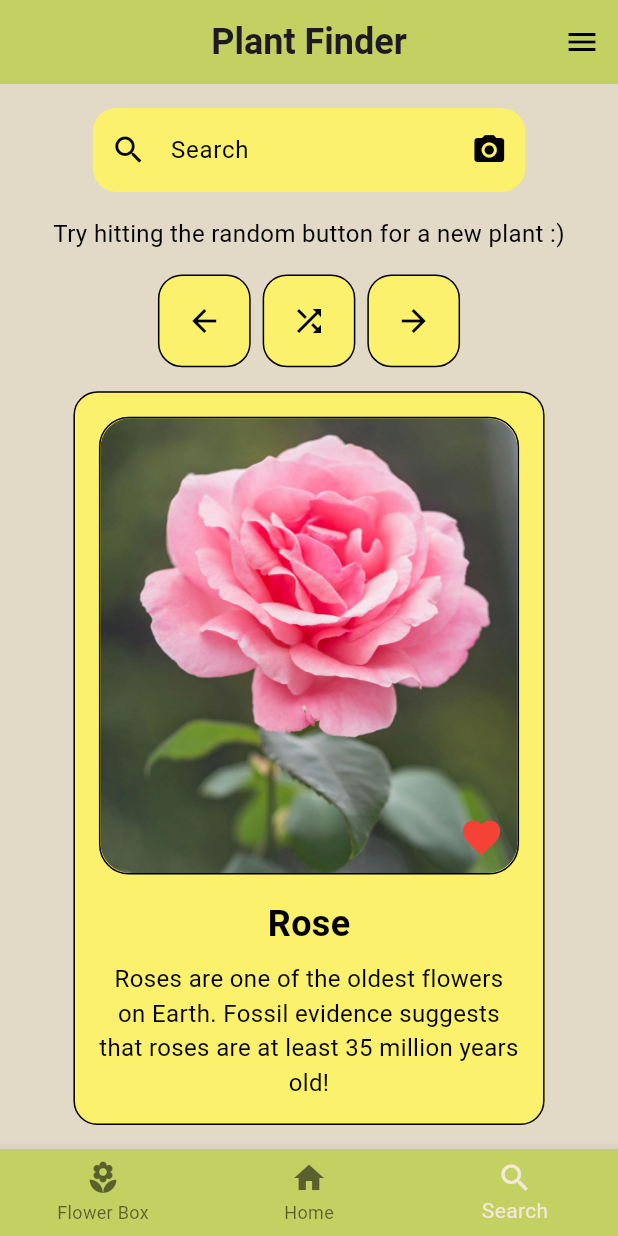
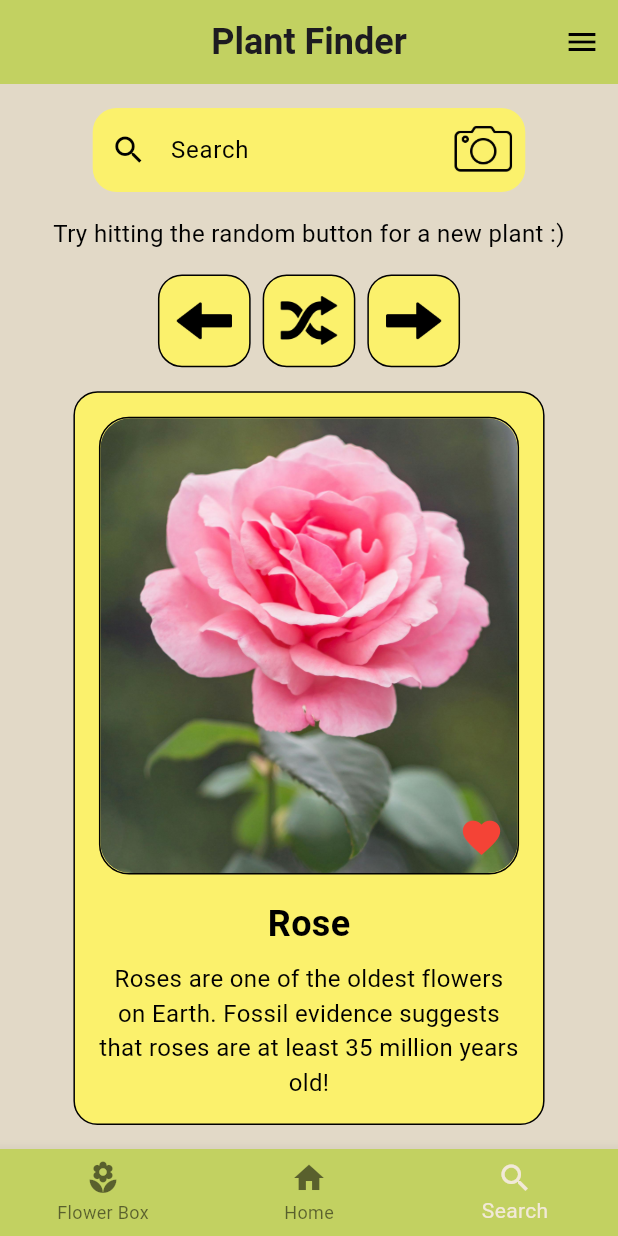
Before and after one commit to Brandon-T-Yates/terra_tutor, a Flutter app: the PlantFinderScreen screen opened directly, on a phone screen of 412 x 824 dp. Run offline on Flutter 3.47's test engine with Material 3 defaults, Android fonts, the phone set to English and light mode, and no system bars; our stand-ins replace cloud_firestore, firebase_auth, firebase_core, flutter_dotenv, permission_handler; accounts and stored records are empty.

Commit message:
Updated Icons and logic for button press

```diff
--- a/lib/Screens/plant_finder_screen.dart
+++ b/lib/Screens/plant_finder_screen.dart
@@ -28,18 +28,47 @@ class _PlantFinderPageState extends State<PlantFinderScreen> {
 
   void onBackButtonPressed() {
     // Placeholder for back button functionality
+    fetchFromAPI("back");
   }
 
   void onShuffleButtonPressed() {
     // Placeholder for shuffle button functionality
+    fetchFromAPI("shuffle");
   }
 
   void onForwardButtonPressed() {
     // Placeholder for forward button functionality
+    fetchFromAPI("forward");
   }
 
   void onCameraButtonPressed() {
     // Placeholder for camera button functionality
+  }
+  void fetchFromAPI(String type) {
+    setState(() {
+      if (type == "shuffle") {
+        //API Calls here for random plant
+        updatePlant(
+          'Random Plant', // Example name
+          'Description of a random plant.', // Example description
+          'lib/Assets/images/random_plant.jpg', // Example image path
+        );
+      } else if (type == "back") {
+        //API Calls here for previous plant
+        updatePlant(
+          'Previous Plant', // Example name
+          'Description of the previous plant.', // Example description
+          'lib/Assets/images/previous_plant.jpg', // Example image path
+        );
+      } else if (type == "forward") {
+        //API Calls here for random plant
+        updatePlant(
+          'Next Plant', // Example name
+          'Description of the next plant.', // Example description
+          'lib/Assets/images/next_plant.jpg', // Example image path
+        );
+      }
+    });
   }
 
   void updatePlant(String name, String description, String image) {
@@ -81,8 +110,12 @@ class _PlantFinderPageState extends State<PlantFinderScreen> {
                       prefixIcon:
                           const Icon(Icons.search, color: AppColors.fontColor),
                       suffixIcon: IconButton(
-                        icon: const Icon(Icons.camera_alt,
-                            color: AppColors.fontColor),
+                        icon: SizedBox(
+                          width: 40.0,
+                          height: 40.0,
+                          child:
+                              Image.asset('lib/Assets/images/camera_100.png'),
+                        ),
                         onPressed: onCameraButtonPressed, // Empty functionality
                       ),
                       hintText: 'Search',
@@ -118,15 +151,9 @@ class _PlantFinderPageState extends State<PlantFinderScreen> {
                   ),
                   child: IconButton(
                     //TODO: Switch out Icons.arrow_back with custom image.
-                    icon: const Icon(Icons.arrow_back,
-                        color: AppColors.fontColor),
-                    onPressed: () {
-                      updatePlant(
-                        'Previous Plant', // Example name
-                        'Description of the previous plant.', // Example description
-                        'lib/Assets/images/previous_plant.jpg', // Example image path
-                      );
-                    },
+                    icon:
+                        Image.asset('lib/Assets/images/reverse_arrow_100.png'),
+                    onPressed: onBackButtonPressed,
                   ),
                 ),
                 const SizedBox(width: 8.0),
@@ -140,14 +167,8 @@ class _PlantFinderPageState extends State<PlantFinderScreen> {
                   ),
                   child: IconButton(
                     //TODO: Switch out Icons.shuffle with custom image.
-                    icon: const Icon(Icons.shuffle, color: AppColors.fontColor),
-                    onPressed: () {
-                      updatePlant(
-                        'Random Plant', // Example name
-                        'Description of a random plant.', // Example description
-                        'lib/Assets/images/random_plant.jpg', // Example image path
-                      );
-                    },
+                    icon: Image.asset('lib/Assets/images/shuffle_final.png'),
+                    onPressed: onShuffleButtonPressed,
                   ),
                 ),
                 const SizedBox(width: 8.0),
@@ -161,15 +182,9 @@ class _PlantFinderPageState extends State<PlantFinderScreen> {
                   ),
                   child: IconButton(
                     //TODO: Switch out Icons.forward with custom image.
-                    icon: const Icon(Icons.arrow_forward,
-                        color: AppColors.fontColor),
-                    onPressed: () {
-                      updatePlant(
-                        'Next Plant', // Example name
-                        'Description of the next plant.', // Example description
-                        'lib/Assets/images/next_plant.jpg', // Example image path
-                      );
-                    },
+                    icon:
+                        Image.asset('lib/Assets/images/forward_arrow_100.png'),
+                    onPressed: onForwardButtonPressed,
                   ),
                 ),
               ],
--- a/lib/main.dart
+++ b/lib/main.dart
@@ -22,7 +22,8 @@ class MyApp extends StatelessWidget {
         colorScheme: ColorScheme.fromSeed(seedColor: Colors.deepPurple),
         useMaterial3: true,
       ),
-      home: const SplashScreen(), //Sends user to splash screen first.
+      home: const SplashScreen(),
+      // home: const SplashScreen(), //Sends user to splash screen first.
     );
   }
 }
```
Also changed, not shown: pubspec.yaml (+4 -5 lines), lib/Assets/images/camera_100.png (added), lib/Assets/images/camerafinal.png (deleted), lib/Assets/images/forward_arrow_100.png (added), lib/Assets/images/reverse_arrow_100.png (added), lib/Assets/images/shuffle_final.png (renamed from lib/Assets/images/shufflefinal.png), lib/Assets/images/shuffle_icon_64.png (added).
